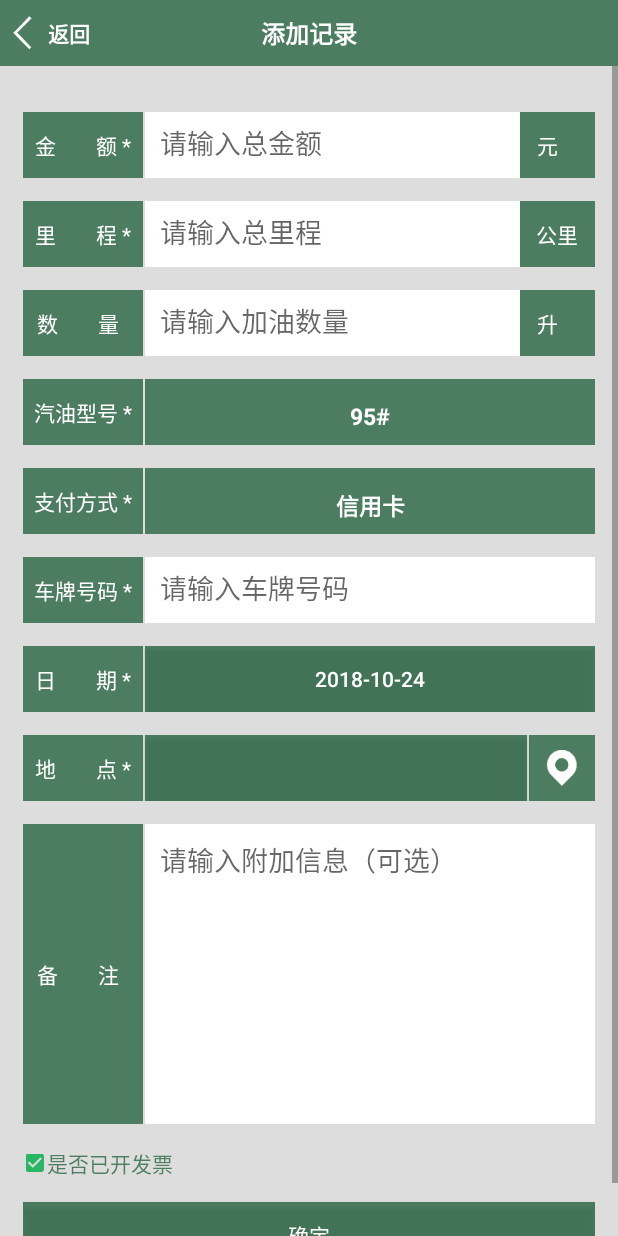
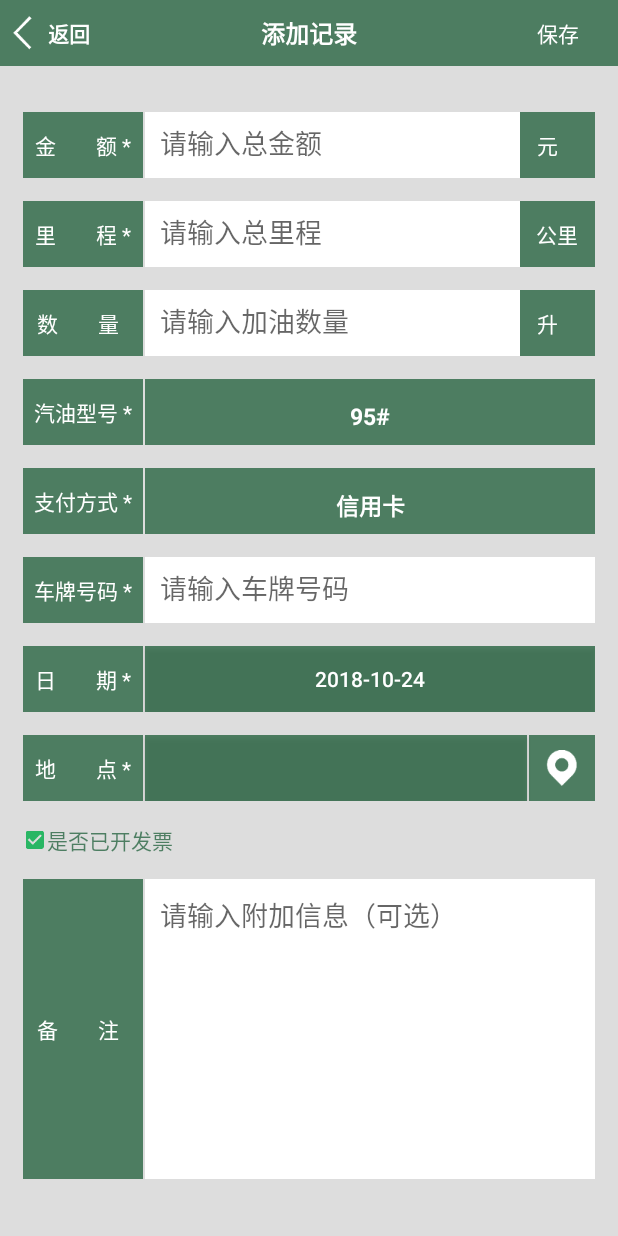
Before and after one commit to hupu123/TeaTime, an Android app: the GasolineRecordEditActivity screen opened directly, with no data from a screen before it, on a phone screen of 412 x 824 dp. Run offline under Robolectric (Android 15) with nearby library versions, the phone set to English and light mode, and no system bars; libraries missing offline, so code that uses them is left out: com.amap.api, com.codbking.widget.

```diff
--- a/app/src/main/java/com/hugh/teatime/models/gasoline/GasolineRecordEditActivity.java
+++ b/app/src/main/java/com/hugh/teatime/models/gasoline/GasolineRecordEditActivity.java
@@ -38,6 +38,7 @@ import java.util.Date;
 
 public class GasolineRecordEditActivity extends BaseActivity {
 
+    private TitlebarView tbv;               // 标题栏
     private EditText etTotalAmount;         // 总金额输入框
     private EditText etTotalMileage;        // 总里程输入框
     private EditText etTotalQuantity;       // 总数量输入框
@@ -82,7 +83,8 @@ public class GasolineRecordEditActivity extends BaseActivity {
      * 初始化控件
      */
     private void initView() {
-        TitlebarView tbv = findViewById(R.id.tbv);
+        tbv = findViewById(R.id.tbv);
+        tbv.setRightBtnText(getResources().getString(R.string.save));
         tbv.setListener(new TitlebarView.TitlebarListener() {
             @Override
             public void onLeftBtnClick() {
@@ -91,6 +93,7 @@ public class GasolineRecordEditActivity extends BaseActivity {
 
             @Override
             public void onRightBtnClick() {
+                saveRecord();
             }
         });
 
@@ -105,7 +108,6 @@ public class GasolineRecordEditActivity extends BaseActivity {
         ImageView ivAutoLocate = findViewById(R.id.iv_auto_locate);
         etRecordComment = findViewById(R.id.et_record_comment);
         cbIsInvoice = findViewById(R.id.cb_is_invoice);
-        Button btnConfirm = findViewById(R.id.btn_confirm);
 
         sGasolineType.setOnItemSelectedListener(new AdapterView.OnItemSelectedListener() {
             @Override
@@ -132,7 +134,6 @@ public class GasolineRecordEditActivity extends BaseActivity {
         btnRecordDate.setOnClickListener(clickListener);
         btnLocation.setOnClickListener(clickListener);
         ivAutoLocate.setOnClickListener(clickListener);
-        btnConfirm.setOnClickListener(clickListener);
     }
 
     /**
@@ -163,6 +164,7 @@ public class GasolineRecordEditActivity extends BaseActivity {
         // 如果为修改记录，则自动填写值
         if (gasolineBean != null) {
             isModifyFlag = true;
+            tbv.setTitleName(getResources().getString(R.string.title_edit_record));
             etTotalAmount.setText(StringUtil.formatBigDecimalNum(gasolineBean.getTotalPrice()));
             etTotalMileage.setText(StringUtil.formatDoubleNum(gasolineBean.getMileage()));
             etTotalQuantity.setText(StringUtil.formatDoubleNum(gasolineBean.getQuantity()));
@@ -322,9 +324,6 @@ public class GasolineRecordEditActivity extends BaseActivity {
                 case R.id.iv_auto_locate:
                     getLocationInfo();
                     break;
-                case R.id.btn_confirm:
-                    saveRecord();
-                    break;
                 default:
                     break;
             }
--- a/app/src/main/java/com/hugh/teatime/models/note/NewEventActivity.java
+++ b/app/src/main/java/com/hugh/teatime/models/note/NewEventActivity.java
@@ -108,11 +108,13 @@ public class NewEventActivity extends BaseActivity {
         }
 
         if (isEdit) {
+            tbv.setTitleName(getResources().getString(R.string.title_edit_event));
             tbv.setRightBtnText(getResources().getString(R.string.save));
             etTitle.setText(eventBean.getTitle());
             etContent.setText(eventBean.getContent());
             btnLocation.setText(eventBean.getAddress());
         } else {
+            tbv.setTitleName(getResources().getString(R.string.title_new_event));
             tbv.setRightBtnText(getResources().getString(R.string.add));
             getLocationInfo();
         }
--- a/app/src/main/java/com/hugh/teatime/models/note/PickLocationActivity.java
+++ b/app/src/main/java/com/hugh/teatime/models/note/PickLocationActivity.java
@@ -45,7 +45,7 @@ public class PickLocationActivity extends BaseActivity {
     private Marker markerSelected;
     private ArrayList<Marker> markersSearched = new ArrayList<>();
     private ArrayList<MarkerView> markerViewsSearched = new ArrayList<>();
-    private float cameraZoom = 18;
+    private float cameraZoom = 16;
 
     @Override
     protected void onCreate(Bundle savedInstanceState) {
--- a/app/src/main/res/layout/activity_gasoline_record_edit.xml
+++ b/app/src/main/res/layout/activity_gasoline_record_edit.xml
@@ -13,6 +13,7 @@
         android:id="@+id/tbv"
         android:layout_width="match_parent"
         android:layout_height="wrap_content"
+        app:rightBarType="BTN_RIGHT"
         app:titleName="@string/title_add_record" />
 
     <ScrollView
@@ -256,6 +257,17 @@
                     android:src="@mipmap/icon_location" />
             </LinearLayout>
 
+            <CheckBox
+                android:id="@+id/cb_is_invoice"
+                android:layout_width="wrap_content"
+                android:layout_height="wrap_content"
+                android:layout_marginTop="@dimen/page_margin"
+                android:button="@drawable/cb_check_bg"
+                android:checked="true"
+                android:gravity="center_vertical"
+                android:text="@string/gasoline_is_invoice"
+                android:textColor="@color/colorGreen" />
+
             <LinearLayout
                 android:layout_width="match_parent"
                 android:layout_height="@dimen/high_item_height"
@@ -281,26 +293,6 @@
                     android:padding="@dimen/edit_padding"
                     android:singleLine="false" />
             </LinearLayout>
-
-            <CheckBox
-                android:id="@+id/cb_is_invoice"
-                android:layout_width="wrap_content"
-                android:layout_height="wrap_content"
-                android:layout_marginTop="@dimen/page_margin"
-                android:button="@drawable/cb_check_bg"
-                android:checked="true"
-                android:gravity="center_vertical"
-                android:text="@string/gasoline_is_invoice"
-                android:textColor="@color/colorGreen" />
-
-            <Button
-                android:id="@+id/btn_confirm"
-                android:layout_width="match_parent"
-                android:layout_height="@dimen/item_height"
-                android:layout_marginTop="@dimen/page_margin"
-                android:background="@drawable/btn_click_bg_selector"
-                android:text="@string/confirm"
-                android:textColor="@color/colorWhite" />
         </LinearLayout>
     </ScrollView>
 
--- a/app/src/main/res/values/strings.xml
+++ b/app/src/main/res/values/strings.xml
@@ -213,6 +213,7 @@
 
     <!-- activity_add_gasoline_record.xml -->
     <string name="title_add_record">添加记录</string>
+    <string name="title_edit_record">修改记录</string>
     <string name="gasoline_total_amount">金&#160;&#160;&#160;&#160;&#160;&#160;&#160;&#160;额 *</string>
     <string name="gasoline_total_mileage">里&#160;&#160;&#160;&#160;&#160;&#160;&#160;&#160;程 *</string>
     <string name="gasoline_total_quantity">数&#160;&#160;&#160;&#160;&#160;&#160;&#160;&#160;量&#160;&#160;</string>
@@ -229,6 +230,8 @@
     <string name="gasoline_mileage_hint">请输入总里程</string>
     <string name="gasoline_quantity_hint">请输入加油数量</string>
     <string name="gasoline_car_no_hint">请输入车牌号码</string>
+    <string name="gasoline_title">%1$s加油%2$s元</string>
+    <string name="gasoline_content">单价：%1$s元/升\n总里程：%2$s公里\n加油数量：%3$s升\n汽油型号：%4$s\n支付方式：%5$s\n开票状态：%6$s\n备注：%7$s</string>
 
     <!-- activity_gasoline_detail.xml -->
     <string name="title_gasoline_detail">记录详情</string>
@@ -258,6 +261,7 @@
 
     <!-- activity_new_event.xml -->
     <string name="title_new_event">新建事件</string>
+    <string name="title_edit_event">修改事件</string>
     <string name="ne_time">时&#160;&#160;&#160;&#160;&#160;&#160;&#160;&#160;间 *</string>
     <string name="ne_location">地&#160;&#160;&#160;&#160;&#160;&#160;&#160;&#160;点 *</string>
     <string name="ne_title">标&#160;&#160;&#160;&#160;&#160;&#160;&#160;&#160;题 *</string>
```
Also changed, not shown: app/src/main/java/com/hugh/teatime/db/MyDBOpenHelper.java (+5 -3 lines), app/src/main/java/com/hugh/teatime/db/MyDBOperater.java (+63 -34 lines), app/src/main/java/com/hugh/teatime/models/note/EventBean.java (+11 -1 lines), app/src/main/java/com/hugh/teatime/models/note/EventDetailActivity.java (+2 -7 lines).
